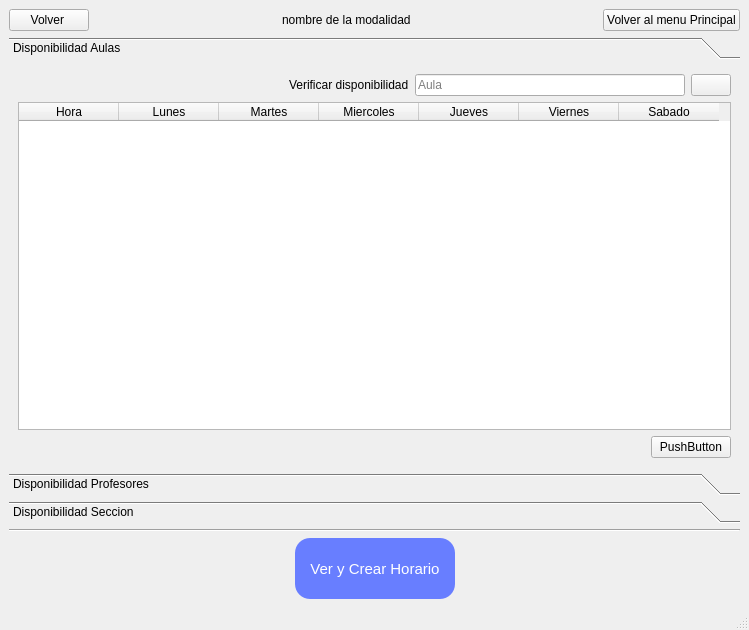
Before: the Qt Designer form ui/plantilla_menu_de_horarios.ui in Reinaldito04/IUTA----HORARIOS, drawn with Qt 5.
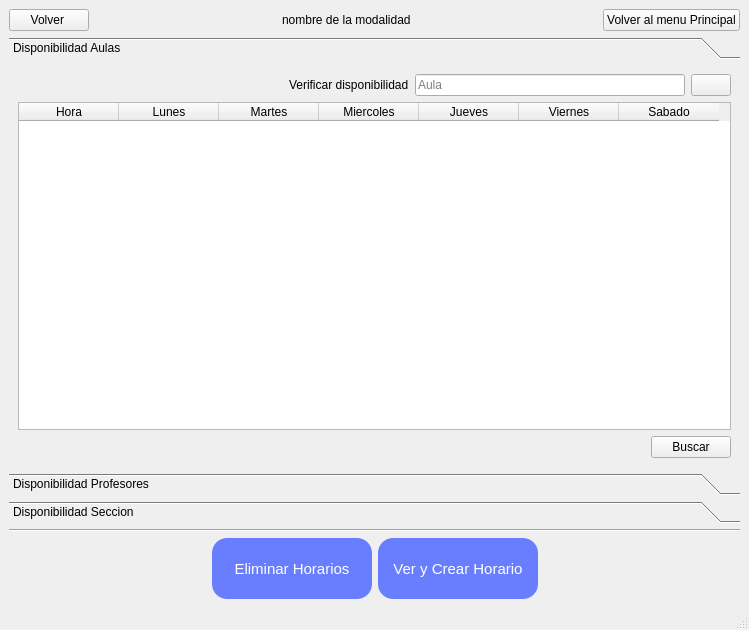
After: the same form once the commit is applied. The open tabs and pages were chosen to show the change. Icons and pictures are not drawn.

```diff
--- a/ui/plantilla_menu_de_horarios.ui
+++ b/ui/plantilla_menu_de_horarios.ui
@@ -77,7 +77,7 @@
          <x>0</x>
          <y>0</y>
          <width>731</width>
-         <height>387</height>
+         <height>386</height>
         </rect>
        </property>
        <attribute name="icon">
@@ -190,7 +190,7 @@
           <item>
            <widget class="QPushButton" name="pushButton">
             <property name="text">
-             <string>PushButton</string>
+             <string>Buscar</string>
             </property>
            </widget>
           </item>
@@ -501,6 +501,41 @@
         </property>
        </spacer>
       </item>
+      <item>
+       <widget class="QPushButton" name="bt_delete">
+        <property name="minimumSize">
+         <size>
+          <width>160</width>
+          <height>61</height>
+         </size>
+        </property>
+        <property name="maximumSize">
+         <size>
+          <width>160</width>
+          <height>61</height>
+         </size>
+        </property>
+        <property name="styleSheet">
+         <string notr="true">border-radius:15px;
+color:white;
+font-size:15px;
+background-color: rgb(104, 126, 255);</string>
+        </property>
+        <property name="text">
+         <string>Eliminar Horarios</string>
+        </property>
+        <property name="icon">
+         <iconset>
+          <normaloff>imagenes/delete.png</normaloff>imagenes/delete.png</iconset>
+        </property>
+        <property name="iconSize">
+         <size>
+          <width>20</width>
+          <height>20</height>
+         </size>
+        </property>
+       </widget>
+      </item>
       <item>
        <widget class="QPushButton" name="bt_crear">
         <property name="minimumSize">
```
Left out of the diff: 12 changed lines with no effect on the pictures.
